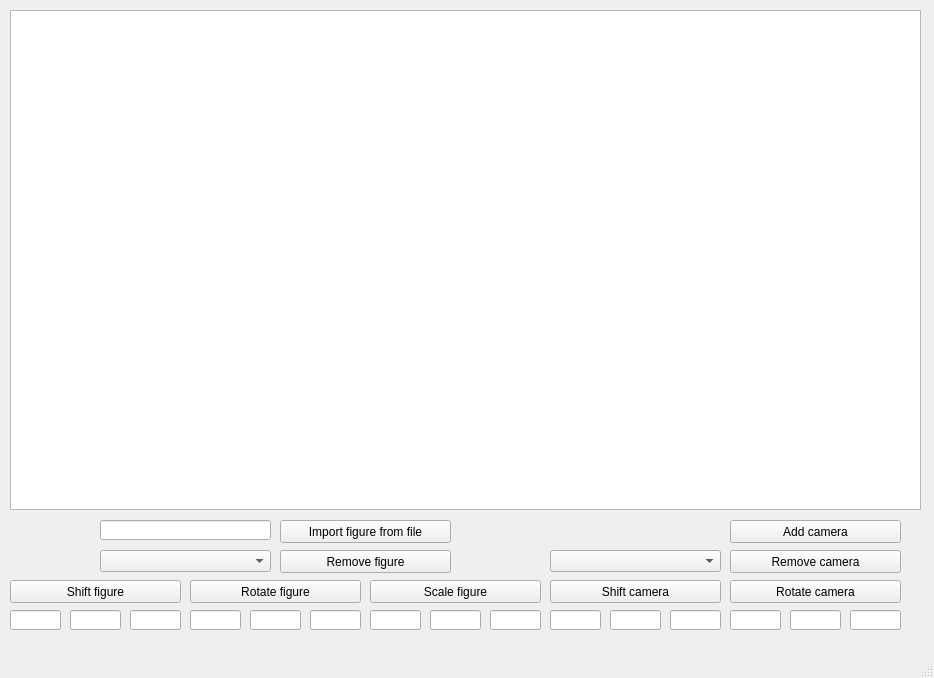
First picture: the form in OOP/3/mainwindow.ui, repository A-Alaxov/4_sem, before the edit.
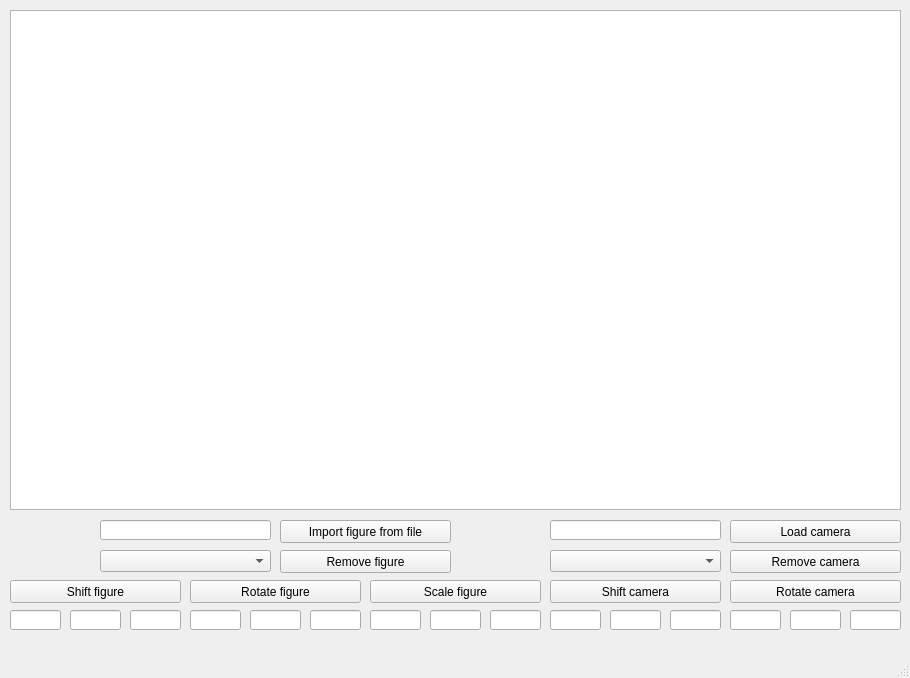
Second picture: the form after the edit.

Patch:
```diff
--- a/OOP/3/mainwindow.ui
+++ b/OOP/3/mainwindow.ui
@@ -6,7 +6,7 @@
    <rect>
     <x>0</x>
     <y>0</y>
-    <width>934</width>
+    <width>910</width>
     <height>678</height>
    </rect>
   </property>
@@ -19,7 +19,7 @@
      <rect>
       <x>10</x>
       <y>10</y>
-      <width>911</width>
+      <width>891</width>
       <height>500</height>
      </rect>
     </property>
@@ -195,7 +195,7 @@
      </rect>
     </property>
     <property name="text">
-     <string>Add camera</string>
+     <string>Load camera</string>
     </property>
    </widget>
    <widget class="QLineEdit" name="xy_angle_cam">
@@ -336,6 +336,16 @@
      <string>Remove figure</string>
     </property>
    </widget>
+   <widget class="QLineEdit" name="file_name_camera">
+    <property name="geometry">
+     <rect>
+      <x>550</x>
+      <y>520</y>
+      <width>171</width>
+      <height>20</height>
+     </rect>
+    </property>
+   </widget>
   </widget>
   <widget class="QMenuBar" name="menubar">
    <property name="geometry">
```
Left out of the diff: 2 changed lines with no effect on the pictures.
